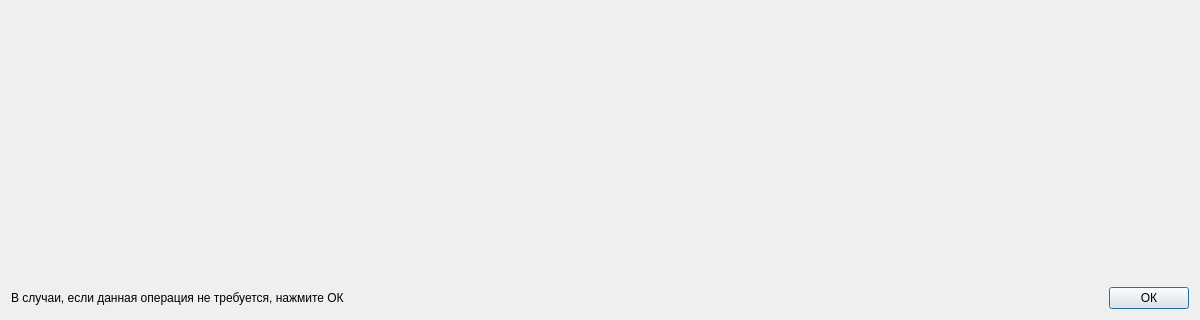
First picture: the form in correctinput.ui, repository geodryaev/LigaVibroLab, before the edit; both pictures show x 0 to 1200 and y 480 to 800 of the 1200 by 800 pixel window.
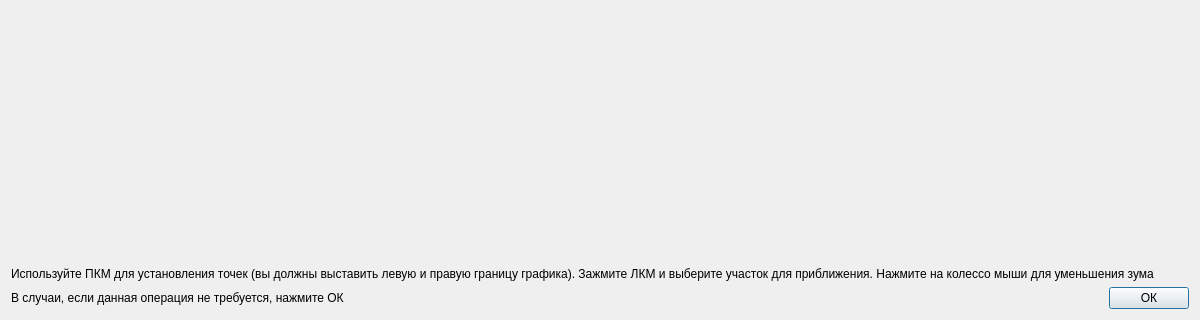
Second picture: the form after the edit.

```diff
--- a/correctinput.ui
+++ b/correctinput.ui
@@ -40,6 +40,13 @@
      </property>
     </widget>
    </item>
+   <item>
+    <widget class="QLabel" name="label_3">
+     <property name="text">
+      <string>Используйте ПКМ для установления точек (вы должны выставить левую и правую границу графика). Зажмите ЛКМ и выберите участок для приближения. Нажмите на колессо мыши для уменьшения зума</string>
+     </property>
+    </widget>
+   </item>
    <item>
     <layout class="QHBoxLayout" name="horizontalLayout">
      <item>
```
